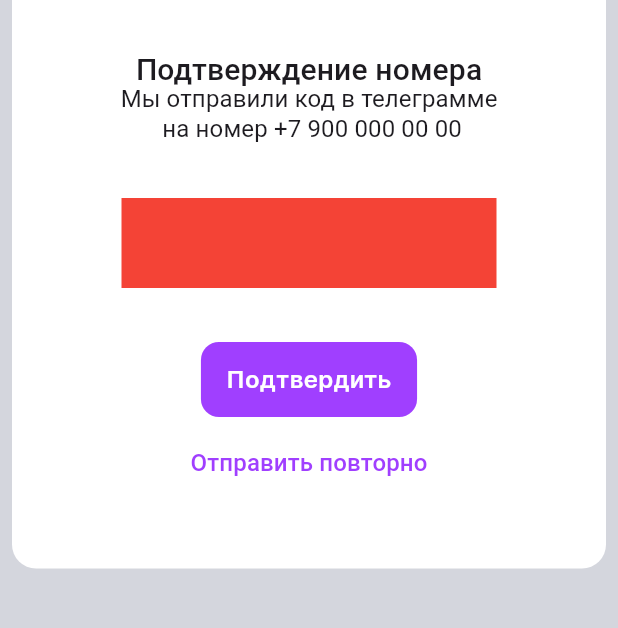
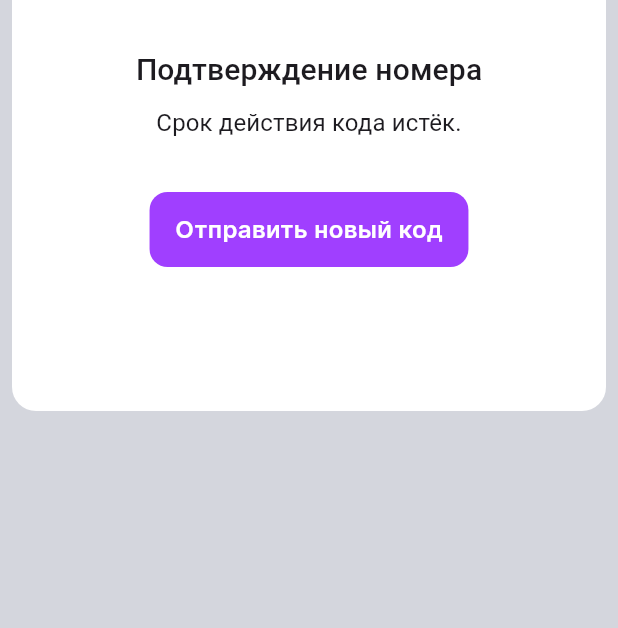
Before and after one commit to VennyS/login_page, a Flutter app: the screen it shows after launch, on a phone screen of 412 x 824 dp, the part 216-844 px from its top. Run offline on Flutter 3.47's test engine with Material 3 defaults, Android fonts, the phone set to English and light mode, and no system bars; our stand-ins replace flutter_svg.

Commit message:
Добавил остальные состояния для экрана подтверждения

```diff
--- a/lib/screens/confirm.dart
+++ b/lib/screens/confirm.dart
@@ -25,11 +25,10 @@ class ConfirmPage extends StatelessWidget {
                     const SizedBox(
                       height: 36,
                     ),
-                    codeFormPart(),
+                    codeExpired(),
                     const SizedBox(
-                      height: 36,
+                      height: 32,
                     ),
-                    bottomPart(),
                   ],
                 ),
               )),
@@ -110,11 +109,12 @@ class ConfirmPage extends StatelessWidget {
           width: 250,
           color: Colors.red,
         ),
+        sendAgain(),
       ],
     );
   }
 
-  Widget bottomPart() {
+  Widget sendAgain() {
     return Column(
       children: [
         CustomButton(
@@ -142,4 +142,86 @@ class ConfirmPage extends StatelessWidget {
       ],
     );
   }
+
+  Widget botIsntRunning() {
+    return Column(children: [
+      const Text("Бот не запущен",
+          style: TextStyle(
+              fontFamily: 'Roboto',
+              fontWeight: FontWeight.w500,
+              fontSize: 20,
+              height: 1,
+              letterSpacing: 0.1)),
+      const SizedBox(
+        height: 16,
+      ),
+      const Text(
+        "Вы будете перенаправлены в Телеграм к нашему боту “Gymapp.Бот”.",
+        style: TextStyle(
+            fontFamily: 'Roboto',
+            fontWeight: FontWeight.w400,
+            fontSize: 16,
+            height: 20 / 16,
+            letterSpacing: 0.1),
+        textAlign: TextAlign.center,
+      ),
+      const Text(
+        "После нажмите “Старт” и следуйте инструкциям.",
+        style: TextStyle(
+            fontFamily: 'Roboto',
+            fontWeight: FontWeight.w400,
+            fontSize: 16,
+            height: 20 / 16,
+            letterSpacing: 0.1),
+        textAlign: TextAlign.center,
+      ),
+      const SizedBox(
+        height: 36,
+      ),
+      CustomButton(
+        variant: CustomButtonVariants.primary,
+        onPressed: () => print("Link to telegram click"),
+        text: "Перейти в telegram",
+        leftSvg: SvgPicture.asset("assets/svgs/telegram_logo.svg"),
+        showLeftSvg: true,
+        accentColor: const Color(0xFF006FFD),
+      )
+    ]);
+  }
+
+  Widget codeExpired() {
+    return Column(
+      children: [
+        const Text("Подтверждение номера",
+            style: TextStyle(
+                fontFamily: 'Roboto',
+                fontWeight: FontWeight.w500,
+                fontSize: 20,
+                height: 1,
+                letterSpacing: 0.1)),
+        const SizedBox(
+          height: 16,
+        ),
+        const Text(
+          "Срок действия кода истёк.",
+          style: TextStyle(
+              fontFamily: 'Roboto',
+              fontWeight: FontWeight.w400,
+              fontSize: 16,
+              height: 20 / 16,
+              letterSpacing: 0.1),
+          textAlign: TextAlign.center,
+        ),
+        const SizedBox(
+          height: 36,
+        ),
+        CustomButton(
+          variant: CustomButtonVariants.primary,
+          onPressed: () => print("Send again click"),
+          text: "Отправить новый код",
+          accentColor: const Color(0xFFA03FFF),
+        )
+      ],
+    );
+  }
 }
--- a/pubspec.yaml
+++ b/pubspec.yaml
@@ -77,7 +77,9 @@ flutter:
     - family: Roboto
       fonts:
         - asset: assets/fonts/Roboto-Regular.ttf
+        - weight: 400
         - asset: assets/fonts/Roboto-Medium.ttf
+        - weight: 500
     - family: Inter
       fonts:
         - asset: assets/fonts/inter.ttf
```
